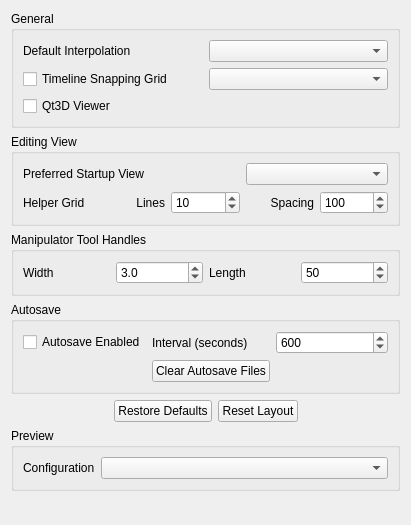
The window that src/Authoring/Qt3DStudio/UI/StudioAppPrefsPage.ui (flyhex/qt3dstudio) describes before a commit, drawn with Qt 5.
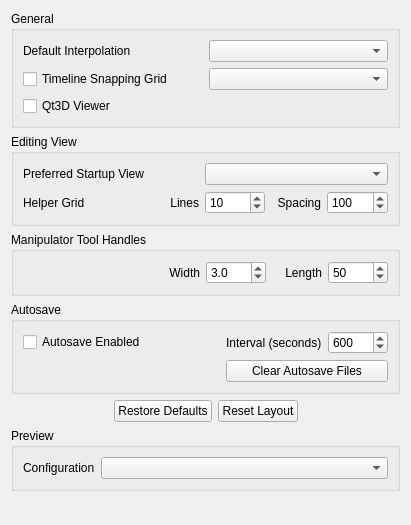
The same window after the commit.

Commit message:
Align preferences dialog UI
Task-number: QT3DS-3834

Patch:
```diff
--- a/src/Authoring/Qt3DStudio/UI/StudioAppPrefsPage.ui
+++ b/src/Authoring/Qt3DStudio/UI/StudioAppPrefsPage.ui
@@ -59,7 +59,7 @@
       <string>Editing View</string>
      </property>
      <layout class="QGridLayout" name="gridLayout_2">
-      <item row="1" column="1">
+      <item row="1" column="2">
        <widget class="QLabel" name="helperGridLineCountLabel">
         <property name="text">
          <string>Lines</string>
@@ -69,8 +69,73 @@
         </property>
        </widget>
       </item>
-      <item row="1" column="3">
+      <item row="1" column="6">
+       <widget class="QSpinBox" name="helperGridSpacingSpinBox">
+        <property name="minimumSize">
+         <size>
+          <width>60</width>
+          <height>0</height>
+         </size>
+        </property>
+        <property name="toolTip">
+         <string>Helper grid spacing</string>
+        </property>
+        <property name="inputMethodHints">
+         <set>Qt::ImhDigitsOnly</set>
+        </property>
+        <property name="minimum">
+         <number>1</number>
+        </property>
+        <property name="maximum">
+         <number>10000</number>
+        </property>
+        <property name="singleStep">
+         <number>1</number>
+        </property>
+        <property name="stepType">
+         <enum>QAbstractSpinBox::AdaptiveDecimalStepType</enum>
+        </property>
+        <property name="value">
+         <number>100</number>
+        </property>
+       </widget>
+      </item>
+      <item row="1" column="4">
+       <widget class="QSpinBox" name="helperGridLinesSpinBox">
+        <property name="minimumSize">
+         <size>
+          <width>60</width>
+          <height>0</height>
+         </size>
+        </property>
+        <property name="toolTip">
+         <string>Lines in helper grid</string>
+        </property>
+        <property name="inputMethodHints">
+         <set>Qt::ImhDigitsOnly</set>
+        </property>
+        <property name="minimum">
+         <number>1</number>
+        </property>
+        <property name="maximum">
+         <number>1000</number>
+        </property>
+        <property name="stepType">
+         <enum>QAbstractSpinBox::AdaptiveDecimalStepType</enum>
+        </property>
+        <property name="value">
+         <number>10</number>
+        </property>
+       </widget>
+      </item>
+      <item row="1" column="5">
        <widget class="QLabel" name="helperGridSpacingLabel">
+        <property name="minimumSize">
+         <size>
+          <width>50</width>
+          <height>0</height>
+         </size>
+        </property>
         <property name="text">
          <string>Spacing</string>
         </property>
@@ -79,9 +144,6 @@
         </property>
        </widget>
       </item>
-      <item row="0" column="3" colspan="2">
-       <widget class="QComboBox" name="m_EditViewStartupView"/>
-      </item>
       <item row="0" column="0" colspan="2">
        <widget class="QLabel" name="label_4">
         <property name="text">
@@ -99,50 +161,26 @@
         </property>
        </widget>
       </item>
-      <item row="1" column="2">
-       <widget class="QSpinBox" name="helperGridLinesSpinBox">
-        <property name="toolTip">
-         <string>Lines in helper grid</string>
+      <item row="1" column="1">
+       <spacer name="horizontalSpacer_3">
+        <property name="orientation">
+         <enum>Qt::Horizontal</enum>
         </property>
-        <property name="inputMethodHints">
-         <set>Qt::ImhDigitsOnly</set>
+        <property name="sizeHint" stdset="0">
+         <size>
+          <width>40</width>
+          <height>20</height>
+         </size>
         </property>
-        <property name="minimum">
-         <number>1</number>
-        </property>
-        <property name="maximum">
-         <number>1000</number>
-        </property>
-        <property name="stepType">
-         <enum>QAbstractSpinBox::AdaptiveDecimalStepType</enum>
-        </property>
-        <property name="value">
-         <number>10</number>
-        </property>
-       </widget>
+       </spacer>
       </item>
-      <item row="1" column="4">
-       <widget class="QSpinBox" name="helperGridSpacingSpinBox">
-        <property name="toolTip">
-         <string>Helper grid spacing</string>
-        </property>
-        <property name="inputMethodHints">
-         <set>Qt::ImhDigitsOnly</set>
-        </property>
-        <property name="minimum">
-         <number>1</number>
-        </property>
-        <property name="maximum">
-         <number>10000</number>
-        </property>
-        <property name="singleStep">
-         <number>1</number>
-        </property>
-        <property name="stepType">
-         <enum>QAbstractSpinBox::AdaptiveDecimalStepType</enum>
-        </property>
-        <property name="value">
-         <number>100</number>
+      <item row="0" column="4" colspan="3">
+       <widget class="QComboBox" name="m_EditViewStartupView">
+        <property name="maximumSize">
+         <size>
+          <width>185</width>
+          <height>16777215</height>
+         </size>
         </property>
        </widget>
       </item>
@@ -156,24 +194,39 @@
      </property>
      <layout class="QGridLayout" name="gridLayout_3">
       <item row="0" column="3">
-       <widget class="QDoubleSpinBox" name="selectorLength">
-        <property name="toolTip">
-         <string>The length of the 3D view
-manipulator tool handles</string>
+       <widget class="QLabel" name="label_6">
+        <property name="minimumSize">
+         <size>
+          <width>50</width>
+          <height>0</height>
+         </size>
         </property>
-        <property name="decimals">
-         <number>0</number>
+        <property name="text">
+         <string>Length</string>
         </property>
-        <property name="minimum">
-         <double>10.000000000000000</double>
-        </property>
-        <property name="value">
-         <double>50.000000000000000</double>
+        <property name="alignment">
+         <set>Qt::AlignRight|Qt::AlignTrailing|Qt::AlignVCenter</set>
         </property>
        </widget>
       </item>
       <item row="0" column="1">
+       <widget class="QLabel" name="label_5">
+        <property name="text">
+         <string>Width</string>
+        </property>
+        <property name="alignment">
+         <set>Qt::AlignRight|Qt::AlignTrailing|Qt::AlignVCenter</set>
+        </property>
+       </widget>
+      </item>
+      <item row="0" column="2">
        <widget class="QDoubleSpinBox" name="selectorWidth">
+        <property name="minimumSize">
+         <size>
+          <width>60</width>
+          <height>0</height>
+         </size>
+        </property>
         <property name="toolTip">
          <string>The width of the 3D view
 manipulator tool handles</string>
@@ -195,22 +248,41 @@
         </property>
        </widget>
       </item>
-      <item row="0" column="0">
-       <widget class="QLabel" name="label_5">
-        <property name="text">
-         <string>Width</string>
+      <item row="0" column="4">
+       <widget class="QDoubleSpinBox" name="selectorLength">
+        <property name="minimumSize">
+         <size>
+          <width>60</width>
+          <height>0</height>
+         </size>
         </property>
-        <property name="alignment">
-         <set>Qt::AlignLeading|Qt::AlignLeft|Qt::AlignVCenter</set>
+        <property name="toolTip">
+         <string>The length of the 3D view
+manipulator tool handles</string>
+        </property>
+        <property name="decimals">
+         <number>0</number>
+        </property>
+        <property name="minimum">
+         <double>10.000000000000000</double>
+        </property>
+        <property name="value">
+         <double>50.000000000000000</double>
         </property>
        </widget>
       </item>
-      <item row="0" column="2">
-       <widget class="QLabel" name="label_6">
-        <property name="text">
-         <string>Length</string>
+      <item row="0" column="0">
+       <spacer name="horizontalSpacer_4">
+        <property name="orientation">
+         <enum>Qt::Horizontal</enum>
         </property>
-       </widget>
+        <property name="sizeHint" stdset="0">
+         <size>
+          <width>40</width>
+          <height>20</height>
+         </size>
+        </property>
+       </spacer>
       </item>
      </layout>
     </widget>
@@ -228,7 +300,7 @@
         </property>
        </widget>
       </item>
-      <item row="0" column="1">
+      <item row="0" column="2">
        <widget class="QLabel" name="intervalLabel">
         <property name="text">
          <string>Interval (seconds)</string>
@@ -238,8 +310,14 @@
         </property>
        </widget>
       </item>
-      <item row="0" column="2">
+      <item row="0" column="3">
        <widget class="QSpinBox" name="autosaveInterval">
+        <property name="minimumSize">
+         <size>
+          <width>60</width>
+          <height>0</height>
+         </size>
+        </property>
         <property name="toolTip">
          <string>The amount of time between autosaving.</string>
         </property>
@@ -257,7 +335,33 @@
         </property>
        </widget>
       </item>
-      <item row="1" column="1">
+      <item row="0" column="1">
+       <spacer name="horizontalSpacer_5">
+        <property name="orientation">
+         <enum>Qt::Horizontal</enum>
+        </property>
+        <property name="sizeHint" stdset="0">
+         <size>
+          <width>40</width>
+          <height>20</height>
+         </size>
+        </property>
+       </spacer>
+      </item>
+      <item row="1" column="0" colspan="2">
+       <spacer name="horizontalSpacer_6">
+        <property name="orientation">
+         <enum>Qt::Horizontal</enum>
+        </property>
+        <property name="sizeHint" stdset="0">
+         <size>
+          <width>40</width>
+          <height>20</height>
+         </size>
+        </property>
+       </spacer>
+      </item>
+      <item row="1" column="2" colspan="2">
        <widget class="QPushButton" name="clearAutosaveFiles">
         <property name="toolTip">
          <string>Clear all autosave files from project folder</string>
```
Left out of the diff: 9 changed lines with no effect on the pictures.
